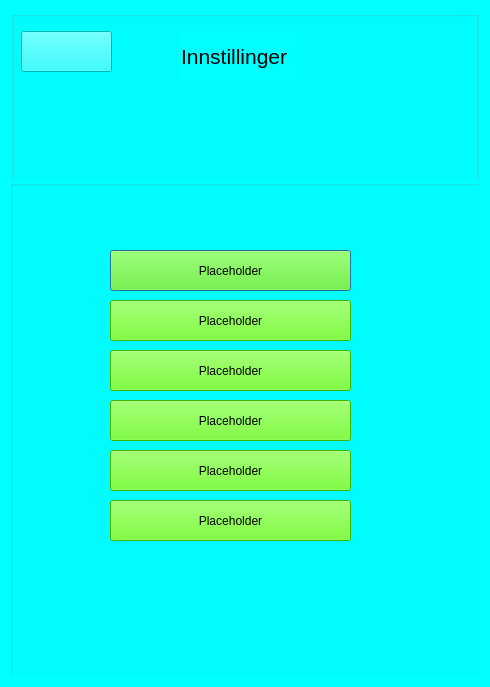
Strauts/AppDeployment, file SKOGKK/KKOGSK/settingsdialog.ui: the form before one commit.
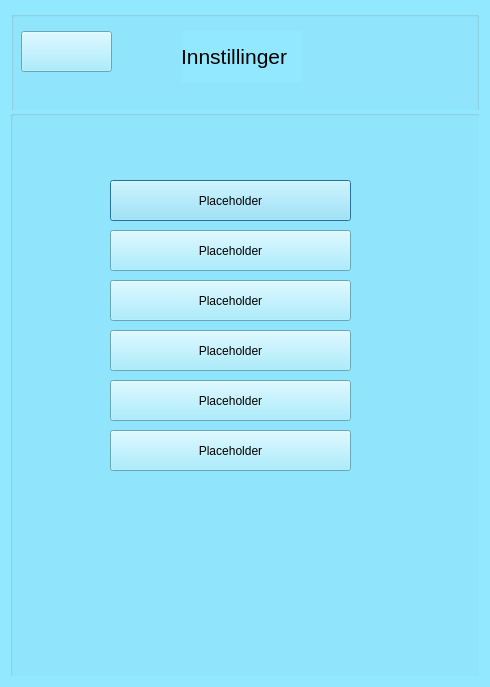
The form after the commit. Icons and pictures are not drawn.

Diff of the .ui file:
```diff
--- a/SKOGKK/KKOGSK/settingsdialog.ui
+++ b/SKOGKK/KKOGSK/settingsdialog.ui
@@ -14,7 +14,7 @@
    <string>Dialog</string>
   </property>
   <property name="styleSheet">
-   <string notr="true">background-color: rgb(0, 255, 255);</string>
+   <string notr="true">background-color: rgb(146, 232, 255);</string>
   </property>
   <layout class="QGridLayout" name="gridLayout">
    <item row="0" column="0">
@@ -26,11 +26,14 @@
       <property name="geometry">
        <rect>
         <x>-1</x>
-        <y>169</y>
+        <y>99</y>
         <width>471</width>
-        <height>501</height>
+        <height>571</height>
        </rect>
       </property>
+      <property name="styleSheet">
+       <string notr="true"/>
+      </property>
       <property name="title">
        <string/>
       </property>
@@ -45,7 +48,7 @@
        </property>
        <property name="styleSheet">
         <string notr="true">color: rgb(0, 0, 0);
-background-color: rgb(85, 255, 0);</string>
+background-color: rgb(146, 232, 255);</string>
        </property>
        <property name="text">
         <string>Placeholder</string>
@@ -62,7 +65,7 @@
        </property>
        <property name="styleSheet">
         <string notr="true">color: rgb(0, 0, 0);
-background-color: rgb(85, 255, 0);</string>
+background-color: rgb(146, 232, 255);</string>
        </property>
        <property name="text">
         <string>Placeholder</string>
@@ -79,7 +82,7 @@
        </property>
        <property name="styleSheet">
         <string notr="true">color: rgb(0, 0, 0);
-background-color: rgb(85, 255, 0);</string>
+background-color: rgb(146, 232, 255);</string>
        </property>
        <property name="text">
         <string>Placeholder</string>
@@ -96,7 +99,7 @@
        </property>
        <property name="styleSheet">
         <string notr="true">color: rgb(0, 0, 0);
-background-color: rgb(85, 255, 0);</string>
+background-color: rgb(146, 232, 255);</string>
        </property>
        <property name="text">
         <string>Placeholder</string>
@@ -113,7 +116,7 @@
        </property>
        <property name="styleSheet">
         <string notr="true">color: rgb(0, 0, 0);
-background-color: rgb(85, 255, 0);</string>
+background-color: rgb(146, 232, 255);</string>
        </property>
        <property name="text">
         <string>Placeholder</string>
@@ -130,7 +133,7 @@
        </property>
        <property name="styleSheet">
         <string notr="true">color: rgb(0, 0, 0);
-background-color: rgb(85, 255, 0);</string>
+background-color: rgb(146, 232, 255);</string>
        </property>
        <property name="text">
         <string>Placeholder</string>
```
